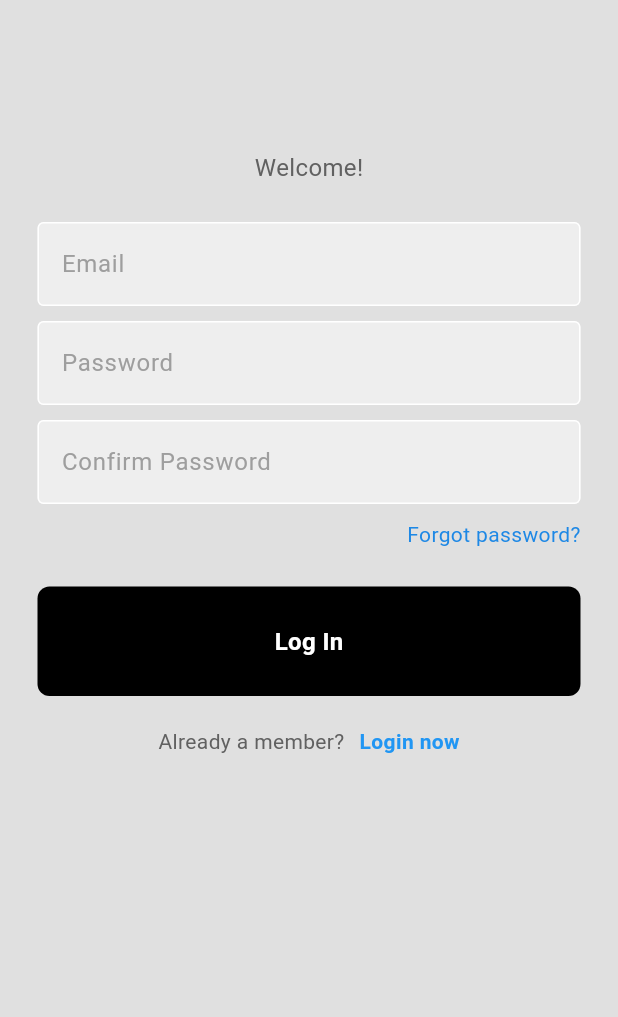
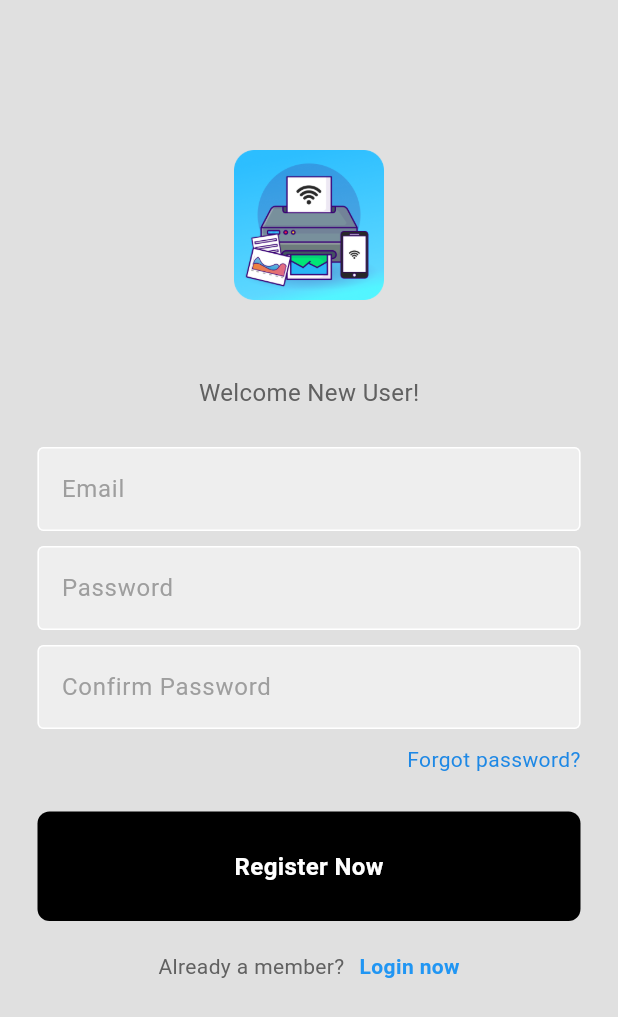
Before and after one commit to Arnav-Sangle/SEPM-InstaPrint-Project, a Flutter app: the RegisterPage screen opened by its route, on a phone screen of 412 x 824 dp. Shown: the top 1017 px of the screen. Run offline on Flutter 3.47's test engine with Material 3 defaults, Android fonts, the light colour scheme and no system bars; our stand-ins replace firebase_auth, firebase_core, flutter_map, latlong2; accounts and stored records are empty.

Commit message:
my_button changed to take custom text, logo added on register page

```diff
--- a/lib/components/my_button.dart
+++ b/lib/components/my_button.dart
@@ -1,10 +1,10 @@
 import 'package:flutter/material.dart';
 
 class MyButton extends StatelessWidget {
+  final Function()? onTap;
+  final String text;
 
-  final Function()? onTap;
-
-  const MyButton({super.key, this.onTap, required String text});
+  const MyButton({Key? key, this.onTap, this.text = ""}) : super(key: key);
 
 
   @override
@@ -19,9 +19,9 @@ class MyButton extends StatelessWidget {
           color: Colors.black,
           borderRadius: BorderRadius.circular(8)
         ),
-        child: const Center(
+        child: Center(
           child: Text(
-            'Log In',
+            text,
             style: TextStyle(
               color: Colors.white,
               fontSize: 16,
--- a/lib/pages/register_page.dart
+++ b/lib/pages/register_page.dart
@@ -55,8 +55,15 @@ class RegisterPage extends StatelessWidget {
               children: [
                 SizedBox(height: 100),
                 // Welcome text
+                Image.asset(
+                  'assets/images/instaPrintLogo.png',
+                  width: 100,
+                  height: 100,
+                ),
+                const SizedBox(height: 50),
+                // Welcome text
                 Text(
-                  "Welcome!",
+                  "Welcome New User!",
                   style: TextStyle(
                     color: Colors.grey[700],
                     fontSize: 16,
```
